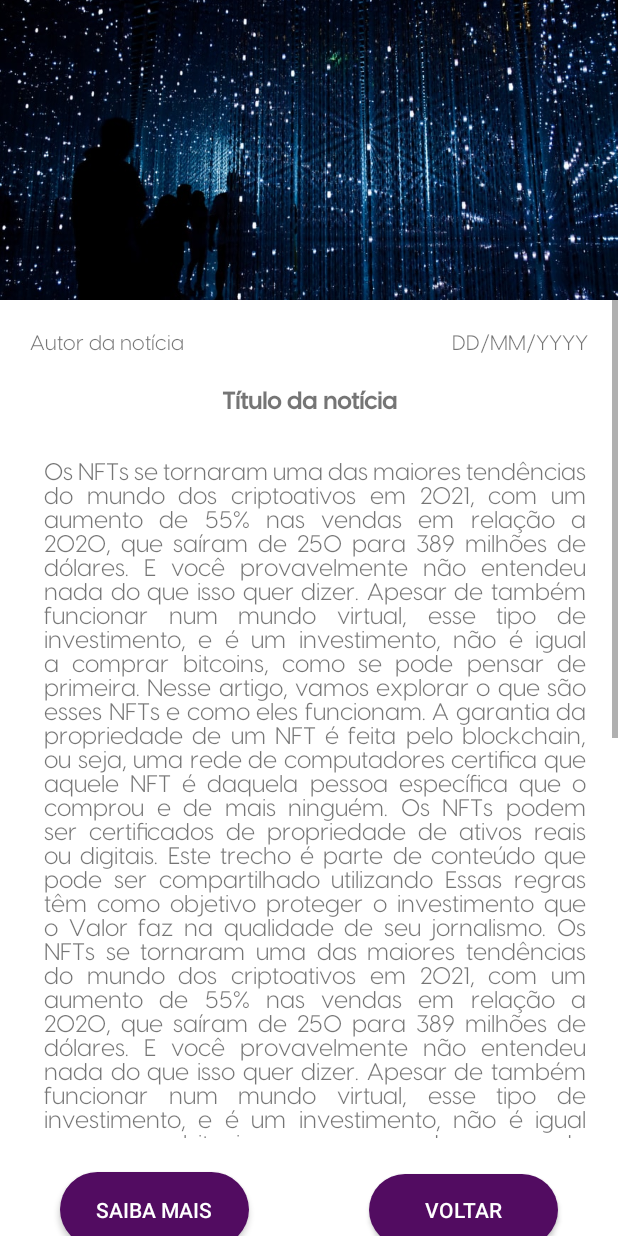
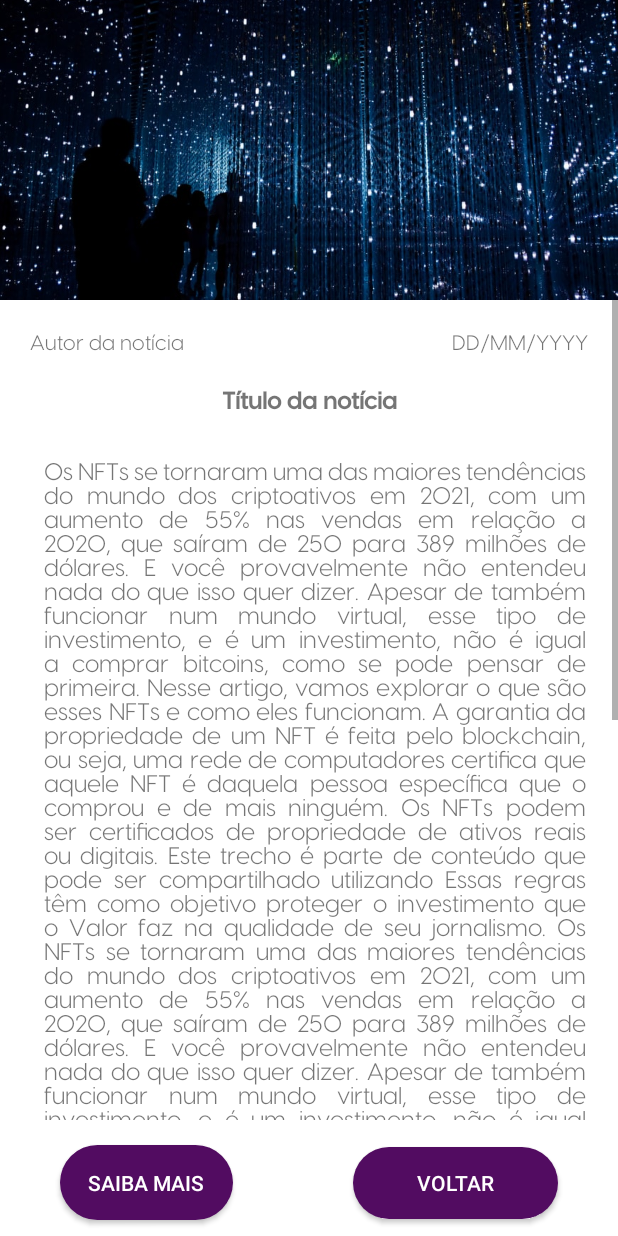
Before and after one commit to nathborges/app-noticias-new-version, an Android app: the NoticiaActivity screen opened directly, with no data from a screen before it, on a phone screen of 412 x 824 dp. Run offline under Robolectric (Android 15) with nearby library versions, the phone set to English and light mode, and no system bars.

Commit message:
fixing merges

```diff
--- a/app/src/main/java/com/ibm/newsapp/EsqueceuSenhaActivity.java
+++ b/app/src/main/java/com/ibm/newsapp/EsqueceuSenhaActivity.java
@@ -1,8 +1,6 @@
 package com.ibm.newsapp;
-
 import androidx.appcompat.app.AlertDialog;
 import androidx.appcompat.app.AppCompatActivity;
-
 import android.content.DialogInterface;
 import android.content.Intent;
 import android.graphics.Color;
--- a/app/src/main/res/layout/activity_noticia.xml
+++ b/app/src/main/res/layout/activity_noticia.xml
@@ -102,18 +102,19 @@
 
         <androidx.appcompat.widget.AppCompatButton
             style="@style/Button"
+            android:layout_width="128dp"
             android:layout_height="50dp"
+            android:layout_marginBottom="12dp"
             android:layout_weight="1"
             android:text="Saiba mais"
-            android:textColor="@color/white">
-        </androidx.appcompat.widget.AppCompatButton>
+            android:textColor="@color/white"></androidx.appcompat.widget.AppCompatButton>
 
         <androidx.appcompat.widget.AppCompatButton
             style="@style/Button"
+            android:layout_marginBottom="12dp"
             android:layout_weight="1"
             android:gravity="center"
             android:text="Voltar"
-            android:textColor="@color/white">
-        </androidx.appcompat.widget.AppCompatButton>
+            android:textColor="@color/white"></androidx.appcompat.widget.AppCompatButton>
     </LinearLayout>
 </androidx.constraintlayout.widget.ConstraintLayout>
```
